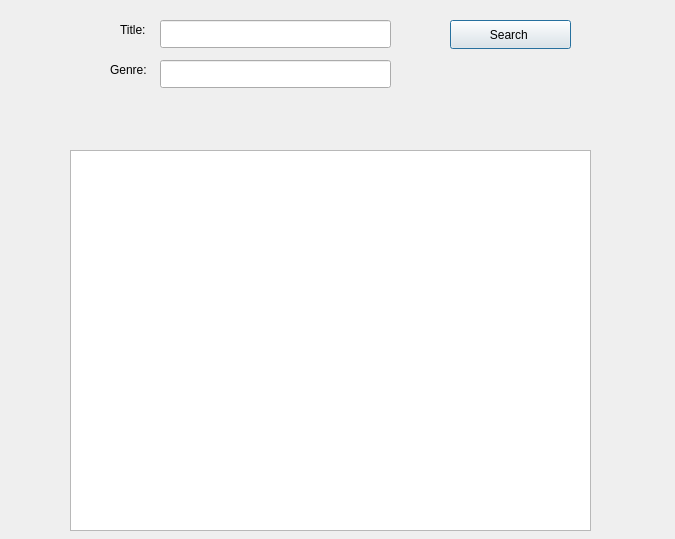
Qt form modules/UI/src/moviestable.ui (PerryVrajnitorincul26/proiectMCPP) before a commit.
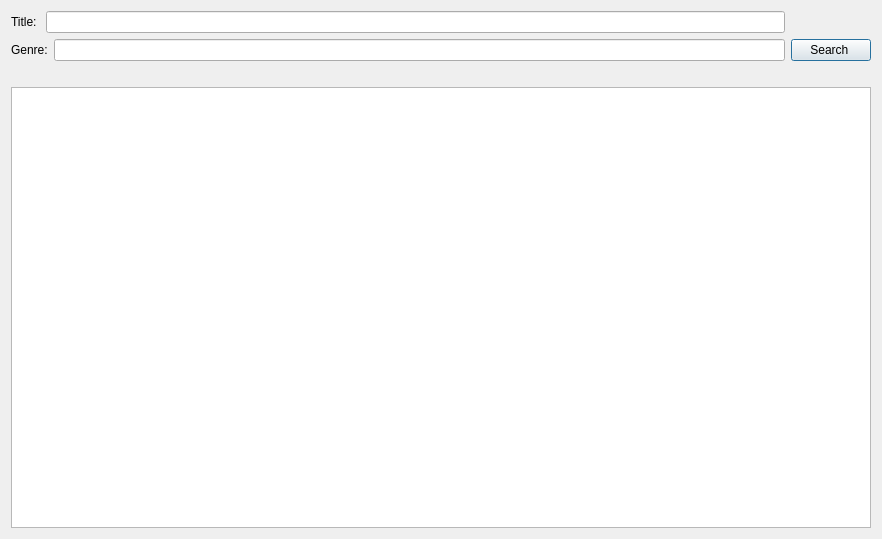
The same form after that commit.

```diff
--- a/modules/UI/src/moviestable.ui
+++ b/modules/UI/src/moviestable.ui
@@ -6,95 +6,64 @@
    <rect>
     <x>0</x>
     <y>0</y>
-    <width>675</width>
+    <width>882</width>
     <height>539</height>
    </rect>
   </property>
   <property name="windowTitle">
    <string>Dialog</string>
   </property>
-  <widget class="QTableView" name="tableView">
-   <property name="geometry">
-    <rect>
-     <x>70</x>
-     <y>150</y>
-     <width>521</width>
-     <height>381</height>
-    </rect>
-   </property>
-  </widget>
-  <widget class="QPushButton" name="pushButton">
-   <property name="geometry">
-    <rect>
-     <x>450</x>
-     <y>20</y>
-     <width>121</width>
-     <height>29</height>
-    </rect>
-   </property>
-   <property name="text">
-    <string>Search </string>
-   </property>
-  </widget>
-  <widget class="QLineEdit" name="titleInput">
-   <property name="geometry">
-    <rect>
-     <x>160</x>
-     <y>20</y>
-     <width>231</width>
-     <height>28</height>
-    </rect>
-   </property>
-  </widget>
-  <widget class="QLineEdit" name="genreInput">
-   <property name="geometry">
-    <rect>
-     <x>160</x>
-     <y>60</y>
-     <width>231</width>
-     <height>28</height>
-    </rect>
-   </property>
-  </widget>
-  <widget class="QLabel" name="label">
-   <property name="geometry">
-    <rect>
-     <x>120</x>
-     <y>20</y>
-     <width>63</width>
-     <height>20</height>
-    </rect>
-   </property>
-   <property name="text">
-    <string>Title: </string>
-   </property>
-  </widget>
-  <widget class="QLabel" name="label_2">
-   <property name="geometry">
-    <rect>
-     <x>110</x>
-     <y>60</y>
-     <width>63</width>
-     <height>20</height>
-    </rect>
-   </property>
-   <property name="text">
-    <string>Genre:</string>
-   </property>
-  </widget>
-  <widget class="QLabel" name="msgLabel">
-   <property name="geometry">
-    <rect>
-     <x>70</x>
-     <y>120</y>
-     <width>531</width>
-     <height>20</height>
-    </rect>
-   </property>
-   <property name="text">
-    <string/>
-   </property>
-  </widget>
+  <layout class="QVBoxLayout" name="verticalLayout">
+   <item>
+    <layout class="QGridLayout" name="gridLayout">
+     <item row="1" column="0">
+      <layout class="QHBoxLayout" name="horizontalLayout_2">
+       <item>
+        <widget class="QLabel" name="label_2">
+         <property name="text">
+          <string>Genre:</string>
+         </property>
+        </widget>
+       </item>
+       <item>
+        <widget class="QLineEdit" name="genreInput"/>
+       </item>
+      </layout>
+     </item>
+     <item row="0" column="0">
+      <layout class="QHBoxLayout" name="horizontalLayout">
+       <item>
+        <widget class="QLabel" name="label">
+         <property name="text">
+          <string>Title: </string>
+         </property>
+        </widget>
+       </item>
+       <item>
+        <widget class="QLineEdit" name="titleInput"/>
+       </item>
+      </layout>
+     </item>
+     <item row="1" column="1">
+      <widget class="QPushButton" name="pushButton">
+       <property name="text">
+        <string>Search </string>
+       </property>
+      </widget>
+     </item>
+    </layout>
+   </item>
+   <item>
+    <widget class="QLabel" name="msgLabel">
+     <property name="text">
+      <string/>
+     </property>
+    </widget>
+   </item>
+   <item>
+    <widget class="QTableView" name="tableView"/>
+   </item>
+  </layout>
  </widget>
  <resources/>
  <connections/>
```
